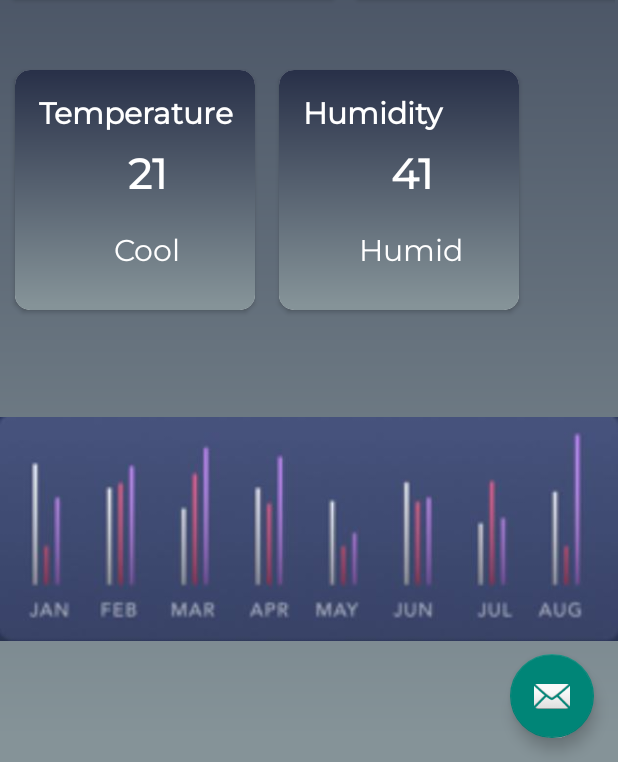
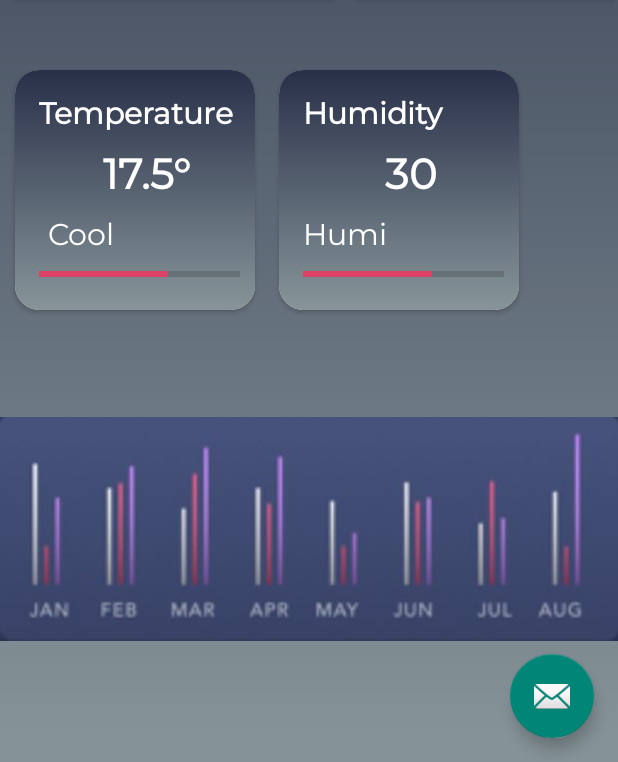
Before and after one commit to BhardwajShruti/ElecTrack_SIH, an Android app: the screen it shows after launch (MainActivity), on a phone screen of 412 x 824 dp, the part 474-1236 px from its top. Run offline under Robolectric (Android 15) with nearby library versions, the phone set to English and light mode, and no system bars; our stand-ins replace Picasso; pictures from the network do not load.

Commit message:
Progress bar and some tweaks

```diff
--- a/app/src/main/java/com/example/android/electracksih/MyAdapter2.java
+++ b/app/src/main/java/com/example/android/electracksih/MyAdapter2.java
@@ -18,7 +18,7 @@ import java.net.URL;
 
 public class MyAdapter2 extends RecyclerView.Adapter<MyAdapter2.ViewHolder> {
     private String[] mDatasetHeader = {"Temperature","Humidity"};
-    private String[] mDatasetValue = {"21","41"};
+    private String[] mDatasetValue = {"17.5°","30"};
     private String[] mDatasetDesc = {"Cool","Humid"};
     private String[] mDatasetImage = {"",""};
             // Provide a reference to the views for each data item
--- a/app/src/main/res/layout/content_humid_temp_card.xml
+++ b/app/src/main/res/layout/content_humid_temp_card.xml
@@ -1,6 +1,7 @@
 <?xml version="1.0" encoding="utf-8"?>
 <LinearLayout xmlns:android="http://schemas.android.com/apk/res/android"
     xmlns:card_view="http://schemas.android.com/apk/res-auto"
+    xmlns:tools="http://schemas.android.com/tools"
     android:id="@+id/activity_temp_humid"
     android:layout_width="wrap_content"
     android:layout_height="match_parent"
@@ -14,7 +15,7 @@
         android:layout_height="160dp"
         android:layout_gravity="center"
         android:layout_margin="8dp"
-        card_view:cardCornerRadius="10dp">
+        card_view:cardCornerRadius="16dp">
 
         <android.support.constraint.ConstraintLayout
 
@@ -60,11 +61,10 @@
 
             <TextView
                 android:id="@+id/description"
-                android:layout_width="match_parent"
-                android:layout_height="0dp"
-                android:layout_marginBottom="16dp"
+                android:layout_width="56dp"
+                android:layout_height="23dp"
                 android:layout_marginLeft="16dp"
-                android:layout_marginTop="8dp"
+                android:layout_marginTop="4dp"
                 android:layout_weight="2"
                 android:fontFamily="@font/montserrat"
                 android:gravity="center"
@@ -72,7 +72,6 @@
                 android:text="Cool"
                 android:textColor="@android:color/white"
                 android:textSize="20dp"
-                card_view:layout_constraintBottom_toBottomOf="parent"
                 card_view:layout_constraintLeft_toLeftOf="parent"
                 card_view:layout_constraintTop_toBottomOf="@+id/value" />
 
@@ -85,6 +84,20 @@
 
                 android:padding="0dp" />
 
+            <ProgressBar
+                android:id="@+id/progressBar"
+                style="?android:attr/progressBarStyleHorizontal"
+                android:layout_width="134dp"
+                android:layout_height="0dp"
+                android:layout_marginBottom="16dp"
+                android:layout_marginLeft="16dp"
+                android:max="100"
+                android:progress="64"
+                android:progressTint="@color/colorAccent"
+                android:visibility="visible"
+                card_view:layout_constraintBottom_toBottomOf="parent"
+                card_view:layout_constraintLeft_toLeftOf="parent" />
+
 
         </android.support.constraint.ConstraintLayout>
     </android.support.v7.widget.CardView>
```
